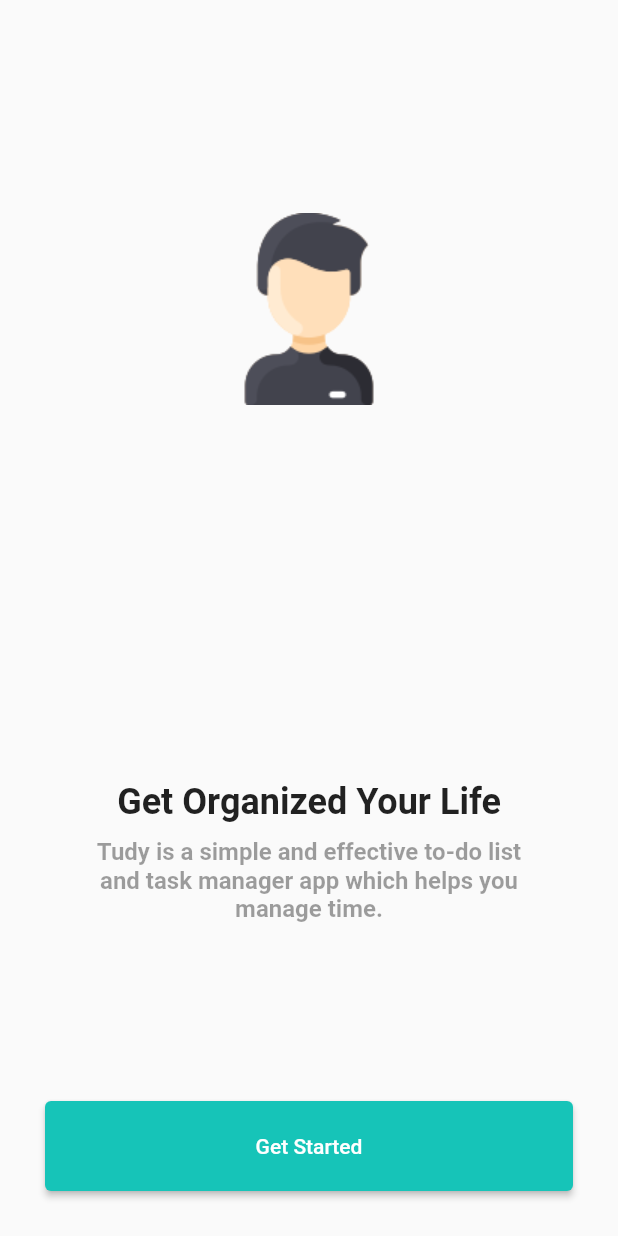
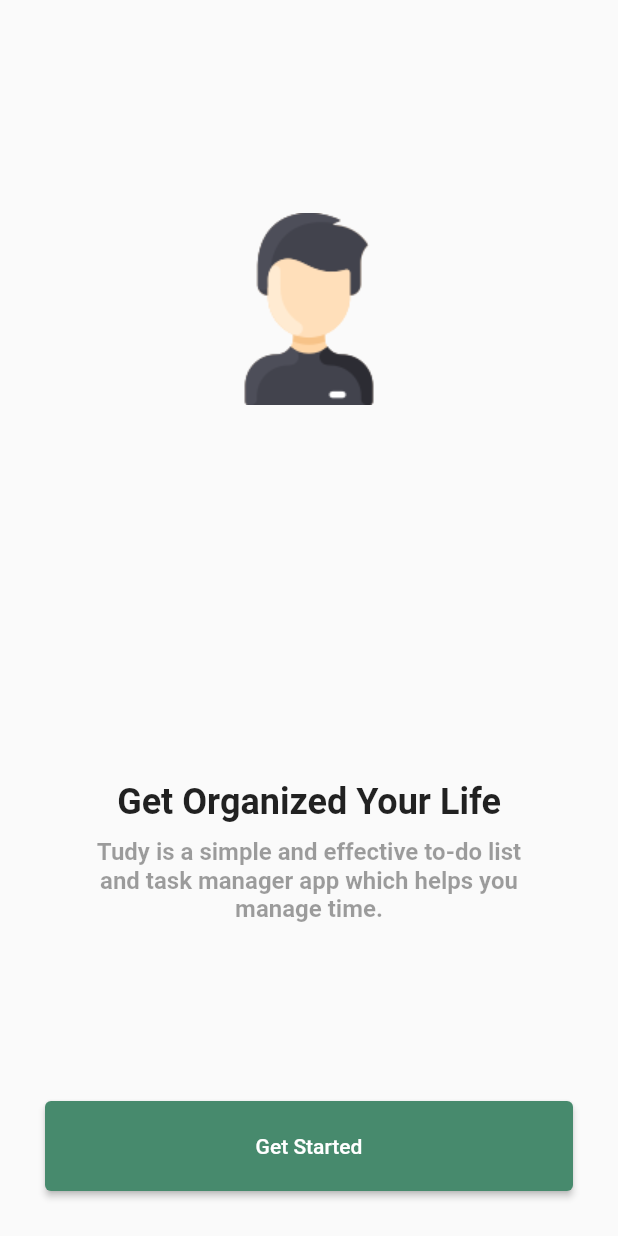
Before and after one commit to DevNweYi/task_app, a Flutter app: the GetStarted screen opened directly, on a phone screen of 412 x 824 dp. Run offline on Flutter 3.47's test engine with Material 2 defaults, Android fonts, the phone set to English and light mode, and no system bars; our stand-ins replace animated_splash_screen, bloc, floor, flutter_bloc, get_it, page_transition and 1 more; accounts and stored records are empty; generated files the repository leaves out were written again.

Commit message:
code implemented

```diff
--- a/lib/database/title/title_dao.dart
+++ b/lib/database/title/title_dao.dart
@@ -18,4 +18,5 @@ abstract class TitleDao{
 
   @delete
   Future<void> deleteAllTitle(List<Title> titles);
+
 }
--- a/lib/database/title/title_table.dart
+++ b/lib/database/title/title_table.dart
@@ -2,9 +2,9 @@ import 'package:floor/floor.dart';
 
 @Entity(tableName: 'title')
 class Title{
-  @PrimaryKey(autoGenerate: true)
+  //@PrimaryKey(autoGenerate: true)
   int titleId;
   String titleName;
-  String image;
-  Title({required this.titleId,required this.titleName,required this.image});
+  String imageName;
+  Title({required this.titleId,required this.titleName,required this.imageName});
 }
--- a/lib/home.dart
+++ b/lib/home.dart
@@ -112,7 +112,7 @@ class Home extends StatelessWidget {
               height: 100,
               alignment: Alignment.center,
               child: ListTile(
-                leading: Image.asset("assets/images/man.png"),
+                leading: Image.asset("assets/images/${title.imageName}"),
                 title: Text(
                   title.titleName,
                   style: Theme.of(context).textTheme.headlineSmall!.merge(
--- a/lib/utils/colors.dart
+++ b/lib/utils/colors.dart
@@ -3,5 +3,5 @@ import 'package:flutter/material.dart';
 /* const primaryColor = Color.fromRGBO(249, 234, 133, 0);
 const secondaryColor = Color.fromRGBO(21, 197, 184, 0);
  */
-const Color primary=Color(0xFFF9EA85);
-const Color secondary=Color(0xFF16C4B8);
+const Color primary=Color(0xFFEDB828);
+const Color secondary=Color(0xFF478A6D);
--- a/pubspec.yaml
+++ b/pubspec.yaml
@@ -39,6 +39,8 @@ dependencies:
   bloc: ^8.1.3
   flutter_bloc: ^8.1.4
   get_it: ^7.6.7
+  animated_splash_screen: ^1.3.0
+  page_transition: ^2.1.0
 
 dev_dependencies:
   flutter_test:
```
Also changed, not shown: lib/bloc/started/bloc/started_bloc.dart (+10 -2 lines), lib/main.dart (+13 -5 lines), assets/images/calendar.png (added), assets/images/shop.png (added), assets/images/suitcase.png (added), assets/images/writer.png (added), lib/database/app_database.g.dart, pubspec.lock.
